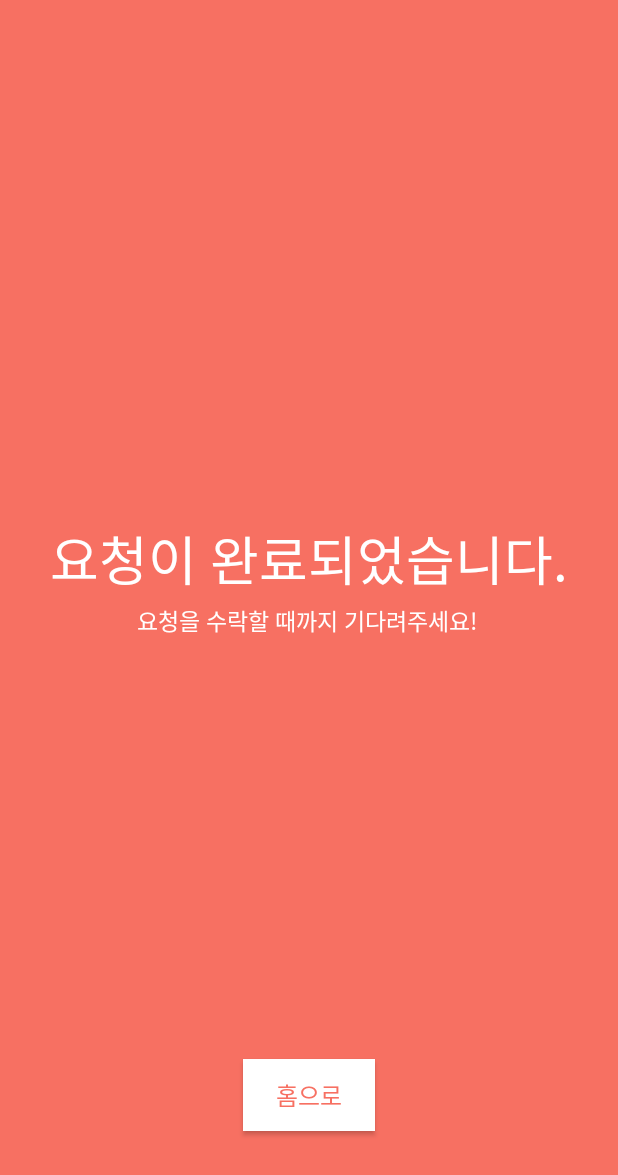
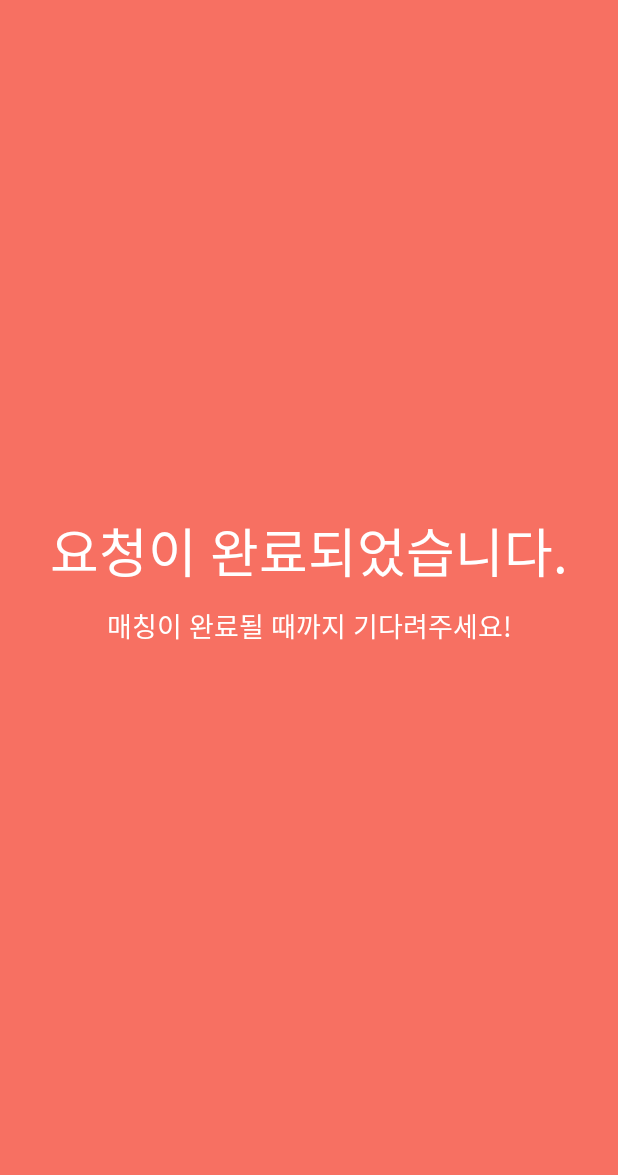
Before and after one commit to wooni97/Bboba, an Android app: the ComRequestActivity screen opened directly, with no data from a screen before it, on a phone screen of 412 x 824 dp. Shown: the top 1175 px of the screen. Run offline under Robolectric (Android 15) with nearby library versions, the phone set to English and light mode, and no system bars.

Commit message:
add comment & chat design modified

```diff
--- a/app/src/main/java/com/example/bboba/ComRequestActivity.kt
+++ b/app/src/main/java/com/example/bboba/ComRequestActivity.kt
@@ -3,19 +3,21 @@ package com.example.bboba
 import android.content.Intent
 import androidx.appcompat.app.AppCompatActivity
 import android.os.Bundle
+import android.os.Handler
 import android.widget.Toast
-import kotlinx.android.synthetic.main.activity_com_request.*
 
 class ComRequestActivity : AppCompatActivity() {
-
+//글이 정상적으로 등록됐다는 것을 알려주는 페이지
     override fun onCreate(savedInstanceState: Bundle?) {
         super.onCreate(savedInstanceState)
         setContentView(R.layout.activity_com_request)
-
-        To_main.setOnClickListener{
-            val nextintent = Intent(this,MainActivity::class.java)
-            startActivity(nextintent)
-        }
+        val context = this
+        Handler().postDelayed(object: Runnable{ //0.5초 후 메인페이지로 이동한다
+            override fun run() {
+                val nextintent = Intent(context,MainActivity::class.java)
+                startActivity(nextintent)
+            }
+        }, 800)
     }
     override fun onBackPressed() {  //사용자가 뒤로가기를 눌렀을 때 다시 요청글을 쓰는 창이 아닌 메인페이지로 이동함
         Toast.makeText(this,"메인 페이지로 이동합니다.",Toast.LENGTH_SHORT).show()
--- a/app/src/main/java/com/example/bboba/LocationViewerDialog.kt
+++ b/app/src/main/java/com/example/bboba/LocationViewerDialog.kt
@@ -23,8 +23,8 @@ import com.google.android.gms.maps.model.MarkerOptions
 class LocationViewrDialog(private val detail_activity: DetailViewActivity, private val lat: Double=37.5999500, private val lng: Double=126.8642749) : DialogFragment() {
     lateinit var customView: View
     private val DEFAULT_ZOOM = 17f
-    private var mapFragment: SupportMapFragment? = null
-    private var googleMap: GoogleMap? = null
+    private var mapFragment: SupportMapFragment? = null //mapFragment가 null일때 뒤에서 처리해준다
+    lateinit var googleMap: GoogleMap
 
     override fun onCreateView(inflater: LayoutInflater, container: ViewGroup?, savedInstanceState: Bundle?): View? {
         return customView
--- a/app/src/main/java/com/example/bboba/LoginActivity.kt
+++ b/app/src/main/java/com/example/bboba/LoginActivity.kt
@@ -22,6 +22,7 @@ import com.kakao.util.helper.Utility.getPackageInfo
 import java.security.MessageDigest
 import java.security.NoSuchAlgorithmException
 
+//카카오 Developer 사이트의 공식 자바코드를 코틀린 형식에 맞게 재작성함
 class LoginActivity : AppCompatActivity() {
     private var callback: SessionCallback = SessionCallback(this)
 
@@ -65,7 +66,7 @@ class LoginActivity : AppCompatActivity() {
                 }
                 override fun onSuccess(result: MeV2Response?) {
                     checkNotNull(result) { "session response null" }
-                    // register or login
+                    // 성공적으로 세션 확인이 되었으므로 메인액티비티로 이동한다
                     val nextIntent = Intent(context, MainActivity::class.java)
                     startActivity(context, nextIntent, null)
                 }
--- a/app/src/main/java/com/example/bboba/MyChatAdapter.kt
+++ b/app/src/main/java/com/example/bboba/MyChatAdapter.kt
@@ -12,7 +12,7 @@ import com.kakao.usermgmt.callback.MeV2ResponseCallback
 import com.kakao.usermgmt.response.MeV2Response
 import kotlinx.android.synthetic.main.material_chat_mine.view.*
 
-class MyChatAdapter(val chatlists:ArrayList<Chatting_Element>, val requestProfileLink: String?): RecyclerView.Adapter<MyChatAdapter.ViewHolder>() {
+class MyChatAdapter(val chatlists:ArrayList<Chatting_Element>, val requestProfileLink: String): RecyclerView.Adapter<MyChatAdapter.ViewHolder>() {
     var nparent: ViewGroup?=null
     override fun onCreateViewHolder(parent: ViewGroup, viewType: Int): ViewHolder {     //생성된 viewholder와 material_chat_mine들을 holder와 연결해준다
         nparent=parent
@@ -45,7 +45,7 @@ class MyChatAdapter(val chatlists:ArrayList<Chatting_Element>, val requestProfil
 
     //뷰홀더를 생성하고 뷰홀더는 material_chat_mine view를 묶어둔다
     //안의 데이터는 카카오톡 프로필사진과 채팅 내용이다
-    class ViewHolder(inflater: LayoutInflater, parent : ViewGroup, val context: Context, val requestProfileLink: String?):
+    class ViewHolder(inflater: LayoutInflater, parent : ViewGroup, val context: Context, val requestProfileLink: String):
         RecyclerView.ViewHolder(inflater.inflate(R.layout.material_chat_mine, parent, false)){
         fun bind(data: Chatting_Element, type: Int, link:String){
             itemView.chat_mine.text = data.chat
@@ -54,7 +54,7 @@ class MyChatAdapter(val chatlists:ArrayList<Chatting_Element>, val requestProfil
                 else Glide.with(context).load(R.drawable.blank_profile).transform(RoundedCorners(20)).into(itemView.partner_image_m)
             }
             else{
-                if(requestProfileLink!=null) Glide.with(context).load(requestProfileLink).transform(RoundedCorners(20)).into(itemView.partner_image_m)
+                if(requestProfileLink!="") Glide.with(context).load(requestProfileLink).transform(RoundedCorners(20)).into(itemView.partner_image_m)
                 else Glide.with(context).load(R.drawable.blank_profile).transform(RoundedCorners(20)).into(itemView.partner_image_m)
             }
         }
--- a/app/src/main/java/com/example/bboba/MyRequestFragment.kt
+++ b/app/src/main/java/com/example/bboba/MyRequestFragment.kt
@@ -29,10 +29,8 @@ class MyRequestFragment : Fragment() {
         //카카오 api에서 정보 받아오기
         UserManagement.getInstance().me(object: MeV2ResponseCallback() {
             override fun onFailure(errorResult: ErrorResult?) {
-                Log.d("example", "test=실패")
             }
             override fun onSessionClosed(errorResult: ErrorResult?) {
-                Log.d("example", "test=세션 닫힘")
             }
             override fun onSuccess(result: MeV2Response) {
                 val userEmail = result.kakaoAccount.email
--- a/app/src/main/java/com/example/bboba/ReqCardAdapter.kt
+++ b/app/src/main/java/com/example/bboba/ReqCardAdapter.kt
@@ -11,11 +11,9 @@ import kotlinx.android.synthetic.main.material_cardview.view.*
 import kotlin.collections.ArrayList
 
 class ReqCardAdapter(val requestLists:ArrayList<Prints_Request>): RecyclerView.Adapter<ReqCardAdapter.ViewHolder>() {
-    override fun onCreateViewHolder(parent: ViewGroup, viewType: Int): ViewHolder { //뷰홀더를 생성
+    override fun onCreateViewHolder(parent: ViewGroup, viewType: Int): ViewHolder { //뷰홀더 생성
         val inflater = LayoutInflater.from(parent.context)
         return ViewHolder(inflater, parent, parent.context)
-        //val view = LayoutInflater.from(parent.context).inflate(R.layout.fragment_list, parent, false)
-        //return ViewHolder(view)
     }
     override fun getItemCount(): Int {
         return requestLists.size
--- a/app/src/main/res/layout/activity_chat.xml
+++ b/app/src/main/res/layout/activity_chat.xml
@@ -66,11 +66,12 @@
         app:layout_constraintStart_toStartOf="parent" />
 
     <androidx.recyclerview.widget.RecyclerView
+        android:id="@+id/chatting_recyclerview"
         android:layout_width="match_parent"
         android:layout_height="0dp"
         android:layout_marginTop="3dp"
         android:background="@color/main_color"
-        android:id="@+id/chatting_recyclerview"
+        android:paddingBottom="10dp"
         android:windowSoftInputMode="adjustPan"
         app:layout_constraintBottom_toTopOf="@+id/activity_send"
         app:layout_constraintEnd_toEndOf="parent"
--- a/app/src/main/res/layout/activity_com_request.xml
+++ b/app/src/main/res/layout/activity_com_request.xml
@@ -10,39 +10,26 @@
         android:id="@+id/Done_text"
         android:layout_width="wrap_content"
         android:layout_height="wrap_content"
-        android:layout_marginBottom="80dp"
         android:text="요청이 완료되었습니다."
-        android:textSize="35dp"
         android:textColor="#FFFFFF"
-        app:layout_constraintBottom_toBottomOf="parent"
+        android:textSize="35sp"
+        app:layout_constraintBottom_toTopOf="@id/Caution"
         app:layout_constraintEnd_toEndOf="parent"
-        app:layout_constraintStart_toStartOf="parent"
-        app:layout_constraintTop_toTopOf="parent" />
+        app:layout_constraintStart_toStartOf="parent" />
 
     <TextView
         android:id="@+id/Caution"
-        android:layout_width="230dp"
+        android:layout_width="0dp"
         android:layout_height="wrap_content"
-        android:layout_marginTop="3dp"
         android:ems="10"
-        android:text="요청을 수락할 때까지 기다려주세요!"
-        android:textSize="15dp"
+        android:paddingTop="10dp"
+        android:text="매칭이 완료될 때까지 기다려주세요!"
+        android:textAlignment="center"
         android:textColor="#FFFFFF"
+        android:textSize="18sp"
+        app:layout_constraintBottom_toBottomOf="parent"
         app:layout_constraintEnd_toEndOf="@+id/Done_text"
         app:layout_constraintStart_toStartOf="@+id/Done_text"
-        app:layout_constraintTop_toBottomOf="@+id/Done_text" />
-
-    <Button
-        android:id="@+id/To_main"
-        android:layout_width="wrap_content"
-        android:layout_height="wrap_content"
-        android:layout_marginBottom="70dp"
-        android:text="홈으로"
-        android:background="#FFFFFF"
-        android:textColor="@color/main_color"
-        android:textSize="16dp"
-        app:layout_constraintBottom_toBottomOf="parent"
-        app:layout_constraintEnd_toEndOf="parent"
-        app:layout_constraintStart_toStartOf="parent" />
+        app:layout_constraintTop_toTopOf="parent" />
 
 </androidx.constraintlayout.widget.ConstraintLayout>
--- a/app/src/main/res/layout/activity_main.xml
+++ b/app/src/main/res/layout/activity_main.xml
@@ -42,7 +42,7 @@
             app:layout_constraintTop_toBottomOf="@+id/my_toolbar"
             app:tabBackground="@color/main_color"
             app:tabGravity="fill"
-            app:tabIndicatorColor="#ff3939"
+            app:tabIndicatorColor="#fa2828"
             app:tabMode="fixed"
             app:tabTextColor="@android:color/white" />
 
```
Also changed, not shown: app/src/main/java/com/example/bboba/ChatActivity.kt (+17 -30 lines), app/src/main/java/com/example/bboba/ListFragment.kt (+9 -11 lines), app/src/main/java/com/example/bboba/LocationPickerDialog.kt (+20 -31 lines), app/src/main/java/com/example/bboba/MainActivity.kt (+3 -6 lines), app/src/main/java/com/example/bboba/MyGivingFragment.kt (+4 -10 lines), app/src/main/java/com/example/bboba/MyTradeActivity.kt (+4 -6 lines), app/src/main/java/com/example/bboba/RequestActivity.kt (+35 -36 lines), app/src/main/res/layout/material_chat_mine.xml (+7 -14 lines).
